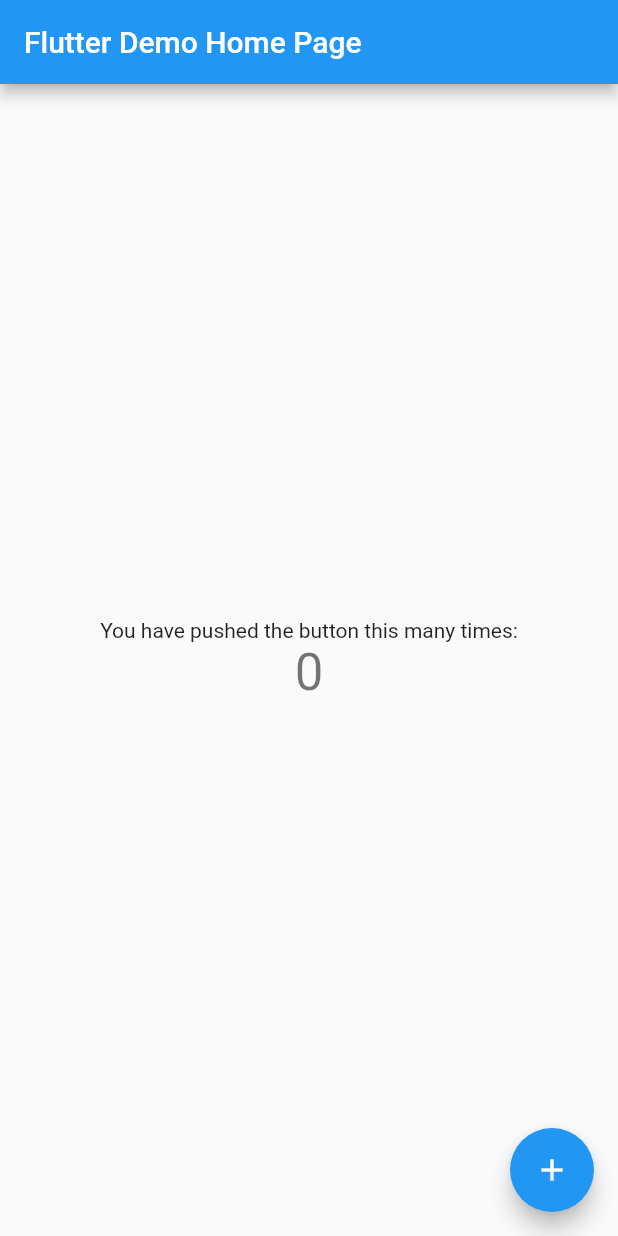
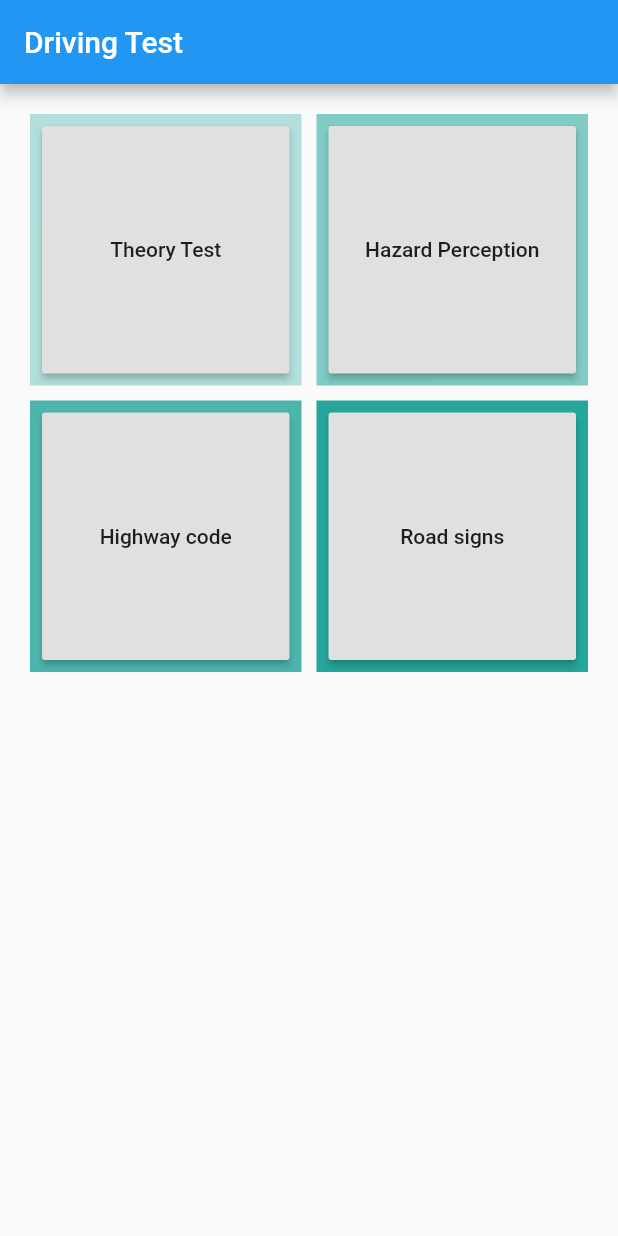
Before and after one commit to Impulseone/DrivingTheoryTest, a Flutter app: the screen it shows after launch, on a phone screen of 412 x 824 dp. Run offline on Flutter 3.47's test engine with Material 2 defaults, Android fonts, the phone set to English and light mode, and no system bars.

Commit message:
main screens added

```diff
--- a/dirving_theory_test/lib/main.dart
+++ b/dirving_theory_test/lib/main.dart
@@ -1,117 +1,79 @@
+import 'package:dirving_theory_test/view/theory_test_page.dart';
 import 'package:flutter/material.dart';
 
 void main() {
-  runApp(MyApp());
+  runApp(DrivingTheoryTest());
 }
 
-class MyApp extends StatelessWidget {
-  // This widget is the root of your application.
+class DrivingTheoryTest extends StatelessWidget {
   @override
   Widget build(BuildContext context) {
     return MaterialApp(
-      title: 'Flutter Demo',
+      title: 'Driving Test',
       theme: ThemeData(
-        // This is the theme of your application.
-        //
-        // Try running your application with "flutter run". You'll see the
-        // application has a blue toolbar. Then, without quitting the app, try
-        // changing the primarySwatch below to Colors.green and then invoke
-        // "hot reload" (press "r" in the console where you ran "flutter run",
-        // or simply save your changes to "hot reload" in a Flutter IDE).
-        // Notice that the counter didn't reset back to zero; the application
-        // is not restarted.
         primarySwatch: Colors.blue,
-        // This makes the visual density adapt to the platform that you run
-        // the app on. For desktop platforms, the controls will be smaller and
-        // closer together (more dense) than on mobile platforms.
         visualDensity: VisualDensity.adaptivePlatformDensity,
       ),
-      home: MyHomePage(title: 'Flutter Demo Home Page'),
+      home: HomePage(),
     );
   }
 }
 
-class MyHomePage extends StatefulWidget {
-  MyHomePage({Key key, this.title}) : super(key: key);
-
-  // This widget is the home page of your application. It is stateful, meaning
-  // that it has a State object (defined below) that contains fields that affect
-  // how it looks.
-
-  // This class is the configuration for the state. It holds the values (in this
-  // case the title) provided by the parent (in this case the App widget) and
-  // used by the build method of the State. Fields in a Widget subclass are
-  // always marked "final".
-
-  final String title;
-
+class HomePage extends StatefulWidget {
   @override
-  _MyHomePageState createState() => _MyHomePageState();
+  _HomePageState createState() => _HomePageState();
 }
 
-class _MyHomePageState extends State<MyHomePage> {
-  int _counter = 0;
-
-  void _incrementCounter() {
-    setState(() {
-      // This call to setState tells the Flutter framework that something has
-      // changed in this State, which causes it to rerun the build method below
-      // so that the display can reflect the updated values. If we changed
-      // _counter without calling setState(), then the build method would not be
-      // called again, and so nothing would appear to happen.
-      _counter++;
-    });
-  }
-
+class _HomePageState extends State<HomePage> {
   @override
   Widget build(BuildContext context) {
-    // This method is rerun every time setState is called, for instance as done
-    // by the _incrementCounter method above.
-    //
-    // The Flutter framework has been optimized to make rerunning build methods
-    // fast, so that you can just rebuild anything that needs updating rather
-    // than having to individually change instances of widgets.
     return Scaffold(
-      appBar: AppBar(
-        // Here we take the value from the MyHomePage object that was created by
-        // the App.build method, and use it to set our appbar title.
-        title: Text(widget.title),
-      ),
-      body: Center(
-        // Center is a layout widget. It takes a single child and positions it
-        // in the middle of the parent.
-        child: Column(
-          // Column is also a layout widget. It takes a list of children and
-          // arranges them vertically. By default, it sizes itself to fit its
-          // children horizontally, and tries to be as tall as its parent.
-          //
-          // Invoke "debug painting" (press "p" in the console, choose the
-          // "Toggle Debug Paint" action from the Flutter Inspector in Android
-          // Studio, or the "Toggle Debug Paint" command in Visual Studio Code)
-          // to see the wireframe for each widget.
-          //
-          // Column has various properties to control how it sizes itself and
-          // how it positions its children. Here we use mainAxisAlignment to
-          // center the children vertically; the main axis here is the vertical
-          // axis because Columns are vertical (the cross axis would be
-          // horizontal).
-          mainAxisAlignment: MainAxisAlignment.center,
-          children: <Widget>[
-            Text(
-              'You have pushed the button this many times:',
-            ),
-            Text(
-              '$_counter',
-              style: Theme.of(context).textTheme.headline4,
-            ),
-          ],
-        ),
-      ),
-      floatingActionButton: FloatingActionButton(
-        onPressed: _incrementCounter,
-        tooltip: 'Increment',
-        child: Icon(Icons.add),
-      ), // This trailing comma makes auto-formatting nicer for build methods.
-    );
+        appBar: AppBar(title: Text("Driving Test")),
+        body: Center(
+          child: GridView.count(
+            primary: false,
+            padding: const EdgeInsets.all(20),
+            crossAxisSpacing: 10,
+            mainAxisSpacing: 10,
+            crossAxisCount: 2,
+            children: <Widget>[
+              Container(
+                padding: const EdgeInsets.all(8),
+                child: RaisedButton(
+                  child: Text("Theory Test"),
+                  onPressed: () {
+                    Navigator.of(context).push(MaterialPageRoute(
+                        builder: (context) => TheoryTestMenuPage()));
+                  },
+                ),
+                color: Colors.teal[100],
+              ),
+              Container(
+                padding: const EdgeInsets.all(8),
+                child: RaisedButton(
+                  child: Text("Hazard Perception"),
+                  onPressed: () {},
+                ),
+                color: Colors.teal[200],
+              ),
+              Container(
+                padding: const EdgeInsets.all(8),
+                child: RaisedButton(
+                  child: Text("Highway code"),
+                  onPressed: () {},
+                ),
+                color: Colors.teal[300],
+              ),
+              Container(
+                padding: const EdgeInsets.all(8),
+                child: RaisedButton(
+                  child: Text("Road signs"),
+                  onPressed: () {},
+                ),
+                color: Colors.teal[400],
+              ),
+            ],
+          ),
+        ));
   }
 }
```
Also changed, not shown: dirving_theory_test/lib/view/categories_to_practice_screen.dart (added, +77 -0 lines), dirving_theory_test/lib/view/settings_page.dart (added, +37 -0 lines), dirving_theory_test/lib/view/theory_test_page.dart (added, +45 -0 lines), dirving_theory_test/lib/view/warning_screen.dart (added, +22 -0 lines), 2 other files.
